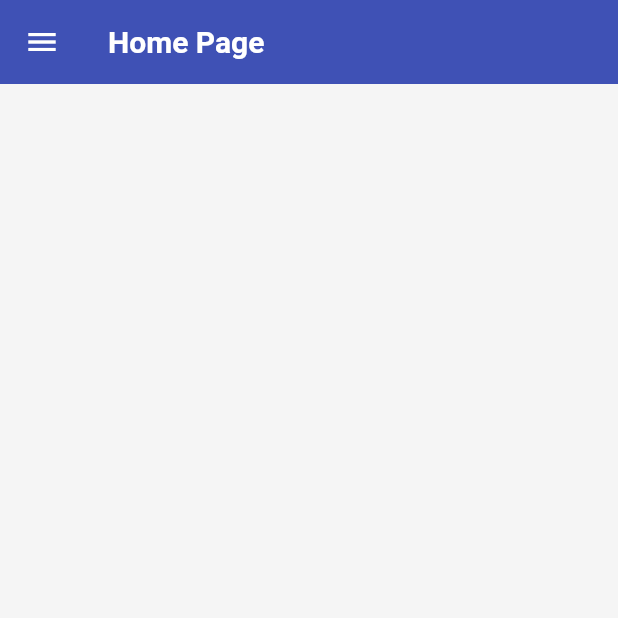
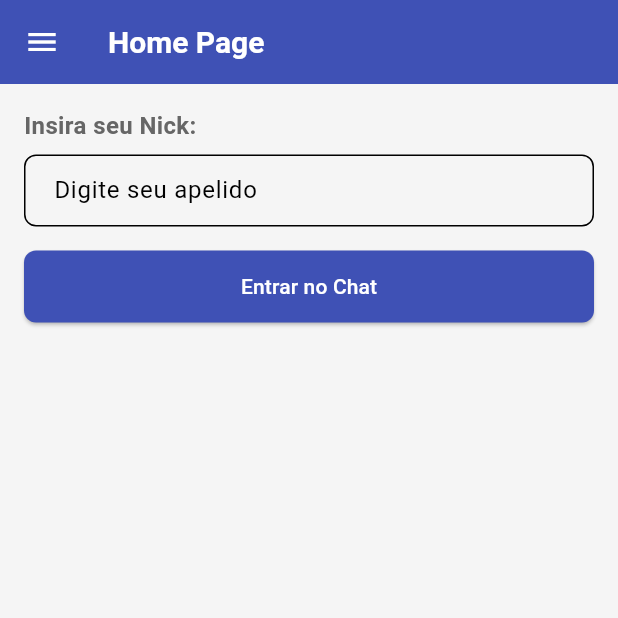
Before and after one commit to saturi11/firebase-app, a Flutter app: the screen it shows after launch, on a phone screen of 412 x 824 dp, the top half of it. Run offline on Flutter 3.47's test engine with Material 3 defaults, Android fonts, the phone set to English and light mode, and no system bars; our stand-ins replace cloud_firestore, firebase_core, shared_preferences; accounts and stored records are empty.

Commit message:
chore: Add ChatModel class and update HomePage

```diff
--- a/lib/pages/home/home_page.dart
+++ b/lib/pages/home/home_page.dart
@@ -1,17 +1,72 @@
+import 'package:firebase/pages/chat/chat_page.dart';
 import 'package:firebase/shared/widgets/custom_drawer.dart';
 import 'package:flutter/material.dart';
 
-class HomePage extends StatelessWidget {
+class HomePage extends StatefulWidget {
   const HomePage({super.key});
+
+  @override
+  _HomePageState createState() => _HomePageState();
+}
+
+class _HomePageState extends State<HomePage> {
+  final TextEditingController _nickNameController = TextEditingController();
 
   @override
   Widget build(BuildContext context) {
     return SafeArea(
-        child: Scaffold(
-            drawer: CustomDrawer(),
-            appBar: AppBar(
-              title: const Text('Home Page'),
-            ),
-            body: Container()));
+      child: Scaffold(
+        drawer: CustomDrawer(),
+        appBar: AppBar(
+          title: const Text('Home Page'),
+        ),
+        body: Padding(
+          padding: const EdgeInsets.all(16.0),
+          child: Column(
+            crossAxisAlignment: CrossAxisAlignment.start,
+            children: [
+              const Text(
+                'Insira seu Nick:',
+                style: TextStyle(
+                  fontSize: 16.0,
+                  fontWeight: FontWeight.bold,
+                ),
+              ),
+              const SizedBox(height: 8.0),
+              TextField(
+                controller: _nickNameController,
+                decoration: InputDecoration(
+                  hintText: 'Digite seu apelido',
+                  border: OutlineInputBorder(
+                    borderRadius: BorderRadius.circular(8.0),
+                  ),
+                  contentPadding: const EdgeInsets.symmetric(
+                    horizontal: 16.0,
+                    vertical: 12.0,
+                  ),
+                ),
+              ),
+              const SizedBox(height: 16.0),
+              ElevatedButton(
+                onPressed: () {
+                  Navigator.push(
+                      context,
+                      MaterialPageRoute(
+                          builder: (_) =>
+                              ChatPage(nickName: _nickNameController.text)));
+                },
+                style: ElevatedButton.styleFrom(
+                  minimumSize: const Size.fromHeight(48.0),
+                  shape: RoundedRectangleBorder(
+                    borderRadius: BorderRadius.circular(8.0),
+                  ),
+                ),
+                child: const Text('Entrar no Chat'),
+              ),
+            ],
+          ),
+        ),
+      ),
+    );
   }
 }
```
Also changed, not shown: lib/model/chat_model.dart (added, +26 -0 lines), lib/pages/chat/chat_page.dart (added, +103 -0 lines).
